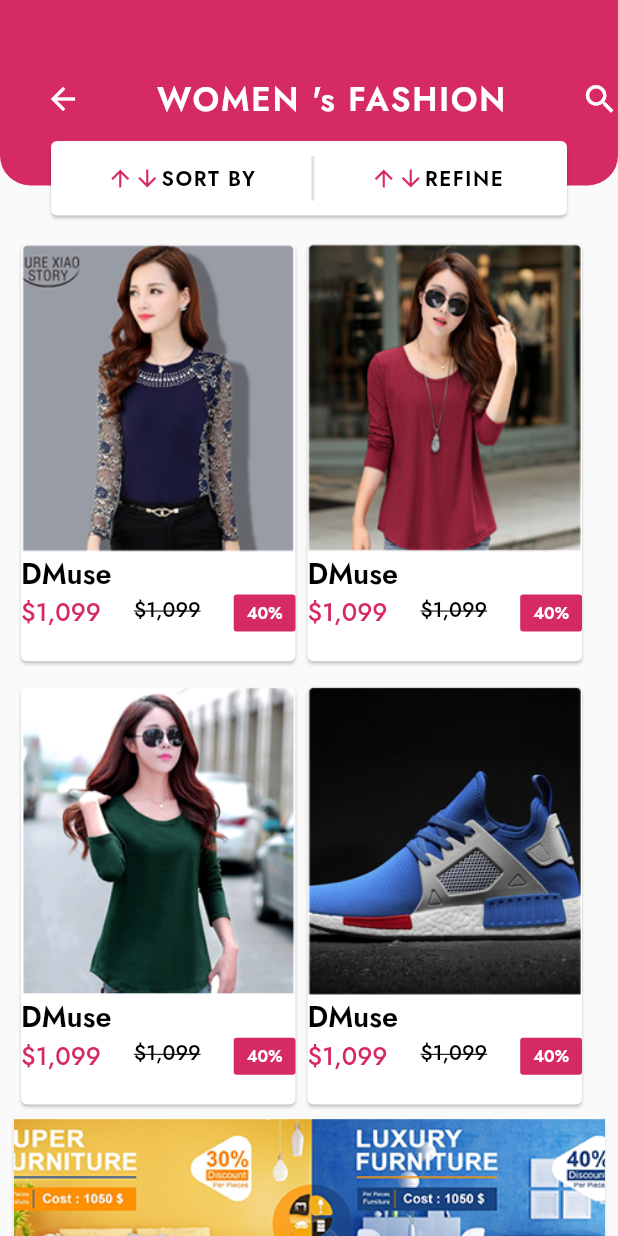
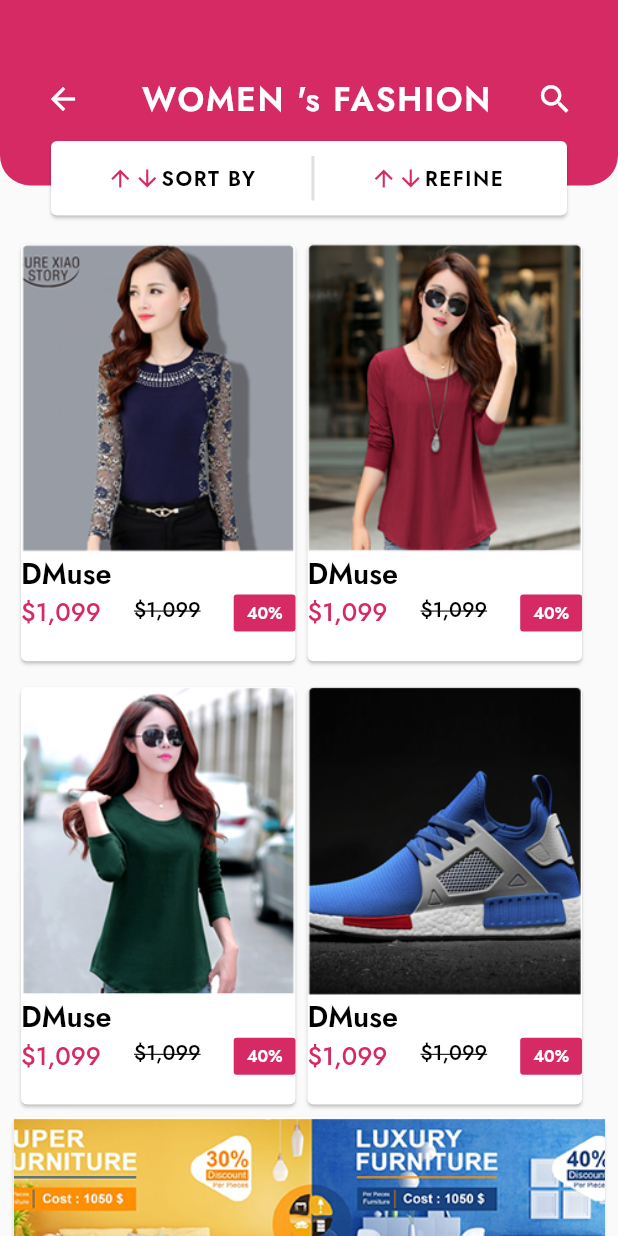
Before and after one commit to KowsiKalyan/customer_module, a Flutter app: the screen it shows after launch, after a tap on an icon or button, on a phone screen of 412 x 824 dp. Run offline on Flutter 3.47's test engine with Material 2 defaults, Android fonts, the light colour scheme and no system bars; our stand-ins replace carousel_slider, fluttertoast, font_awesome_flutter, get, google_fonts.

Commit message:
product appbar width changes
c

```diff
--- a/lib/src/view/product/product_subcategory_ui.dart
+++ b/lib/src/view/product/product_subcategory_ui.dart
@@ -50,14 +50,14 @@
                         ),
                       ),
                       Padding(
-                        padding: const EdgeInsets.only(left: 50.0),
+                        padding: const EdgeInsets.only(left: 40.0),
                         child: Text(
                           'WOMEN \'s FASHION',
                           style: loginbuttonstyle,
                         ),
                       ),
                       Padding(
-                        padding: const EdgeInsets.only(left: 50.0),
+                        padding: const EdgeInsets.only(left: 30.0),
                         child: Icon(
                           Icons.search,
                           color: screenbackground,
```
